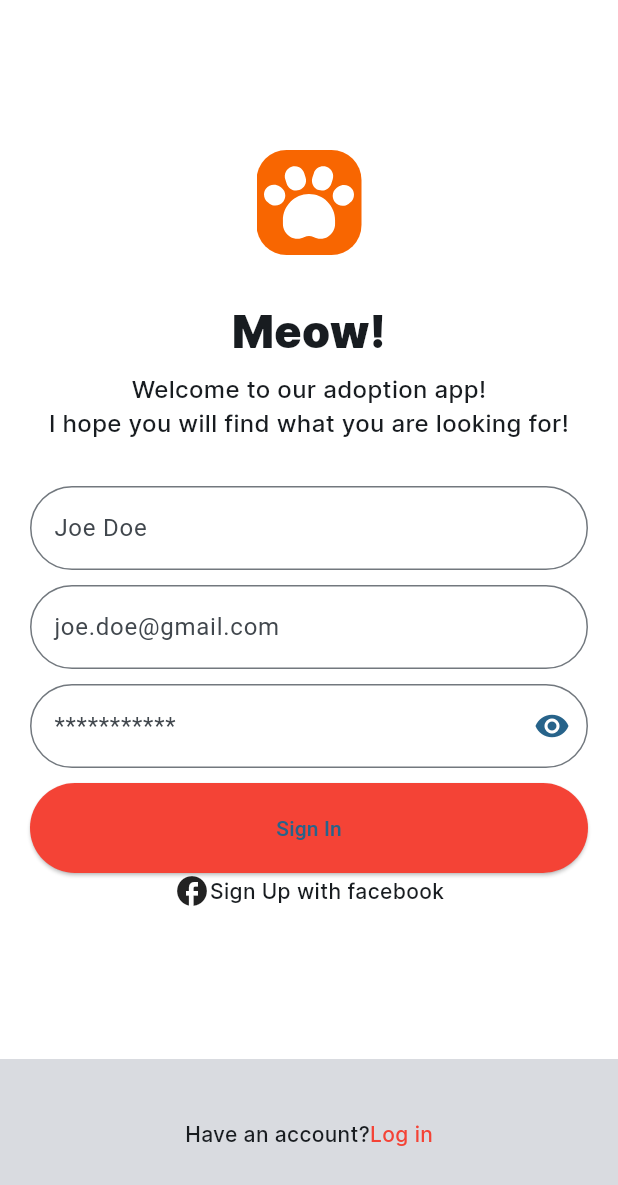
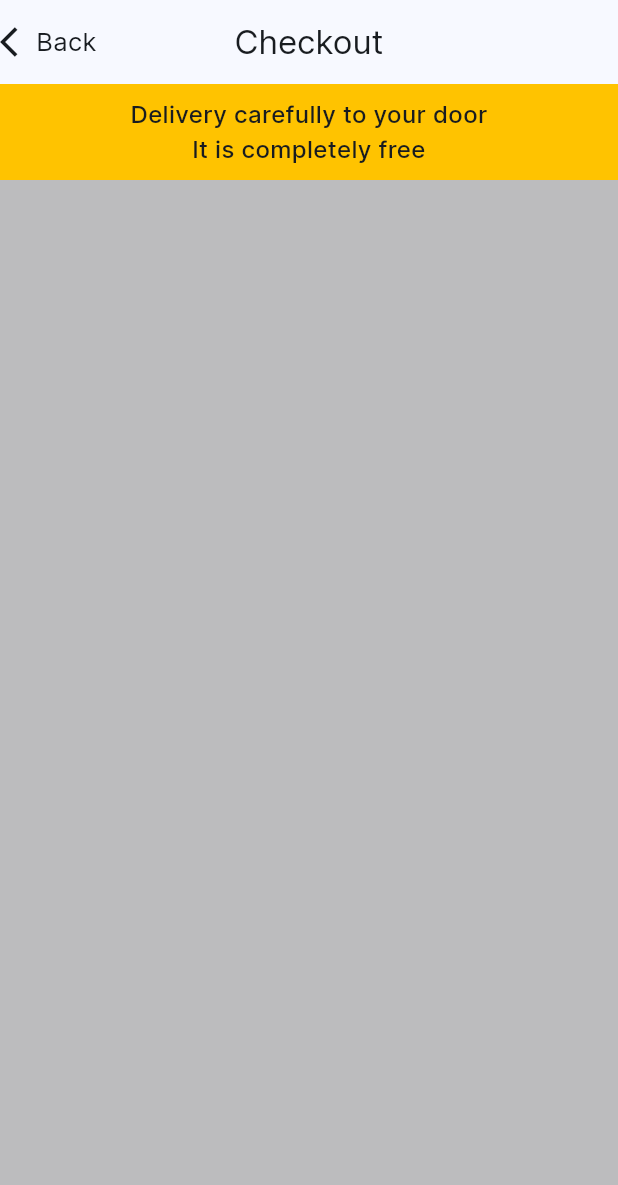
Before and after one commit to dhranny/100UI, a Flutter app: the screen it shows after launch, on a phone screen of 412 x 824 dp. Shown: the top 1185 px of the screen. Run offline on Flutter 3.47's test engine with Material 2 defaults, Android fonts, the phone set to English and light mode, and no system bars; our stand-ins replace flutter_svg.

Commit message:
Setup components for checkout.dart

```diff
--- a/lib/checkout.dart
+++ b/lib/checkout.dart
@@ -0,0 +1,54 @@
+import 'package:flutter/material.dart';
+
+class Checkout extends StatefulWidget{
+  @override
+  State<StatefulWidget> createState() {
+    return new CheckoutState();
+  }
+}
+
+class CheckoutState extends State<Checkout>{
+  @override
+  Widget build(BuildContext context){
+    return Scaffold(
+
+      appBar: AppBar(
+        leading: Row(
+          children: [
+            Icon(Icons.arrow_back_ios, ),
+            Text('Back', style: TextStyle(fontFamily: 'Inter', fontSize: 17))
+          ],
+        ),
+        centerTitle: true,
+        leadingWidth: MediaQuery.of(context).size.width/5,
+        title: Text('Checkout', textAlign: TextAlign.center, style: TextStyle(fontFamily: 'Inter'),),
+    ),
+
+      body: Container(
+        decoration: BoxDecoration(
+          color: Color(0xFFBCBCBE),
+        ),
+        child: Column(
+          mainAxisAlignment: MainAxisAlignment.start,
+          children: [
+            Container(
+              decoration: BoxDecoration(
+                color: Color(0xFFFFC300)
+              ),
+              alignment: Alignment.center,
+              constraints: BoxConstraints(
+                minWidth: MediaQuery.of(context).size.width,
+                minHeight: 64
+              ),
+                child: Text('Delivery carefully to your door\nIt is completely free',
+                  textAlign: TextAlign.center,
+                  style: TextStyle(fontFamily: 'Inter', fontSize: 16, fontWeight: FontWeight.w500),
+                )
+            ),
+
+          ],
+        )
+      ),
+    );
+  }
+}
--- a/lib/main.dart
+++ b/lib/main.dart
@@ -1,6 +1,5 @@
 import 'dart:ui';
-import 'package:first_flutter/octagon_ui.dart';
-import 'package:first_flutter/meow_ui.dart';
+import 'package:first_flutter/checkout.dart';
 import 'package:flutter/material.dart';
 void main() {
   runApp(const MyApp());
@@ -18,7 +17,7 @@ class MyApp extends StatelessWidget {
         colorScheme: ColorScheme.fromSeed(seedColor: Colors.lightBlue),
         useMaterial3: true,
       ),
-      home: MeowUi(),
+      home: Checkout(),
     );
   }
 }
--- a/lib/octagon_ui.dart
+++ b/lib/octagon_ui.dart
@@ -62,8 +62,6 @@ class _MyHomePageState extends State<MyHomePage> {
   @override
   Widget build(BuildContext context) {
     return Scaffold(
-
-
       body: Container(
           alignment: Alignment.topLeft,
           height: MediaQuery.of(context).size.height,
--- a/pubspec.yaml
+++ b/pubspec.yaml
@@ -30,4 +30,6 @@ flutter:
     - images/welcome_back.jpeg
     - images/bg.png
     - images/pawnadoption.svg
+    - images/preview.png
+    - images/Symbol.png
   uses-material-design: true
```
Also changed, not shown: images/Preview.png (added), images/Symbol.png (added).
